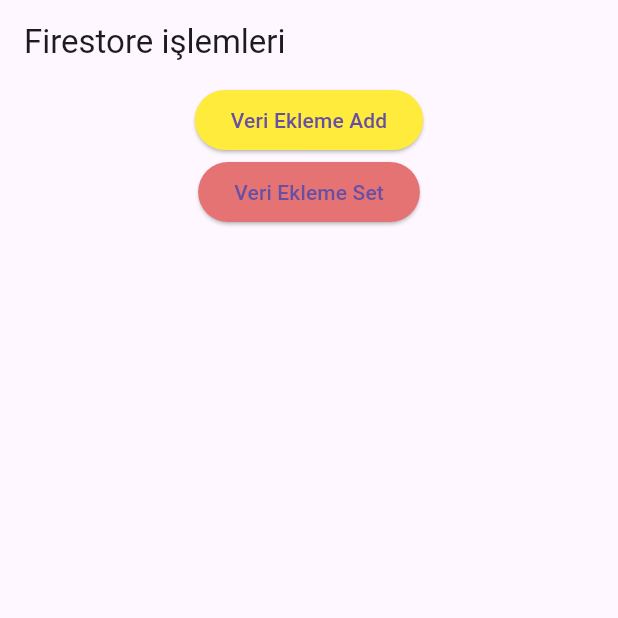
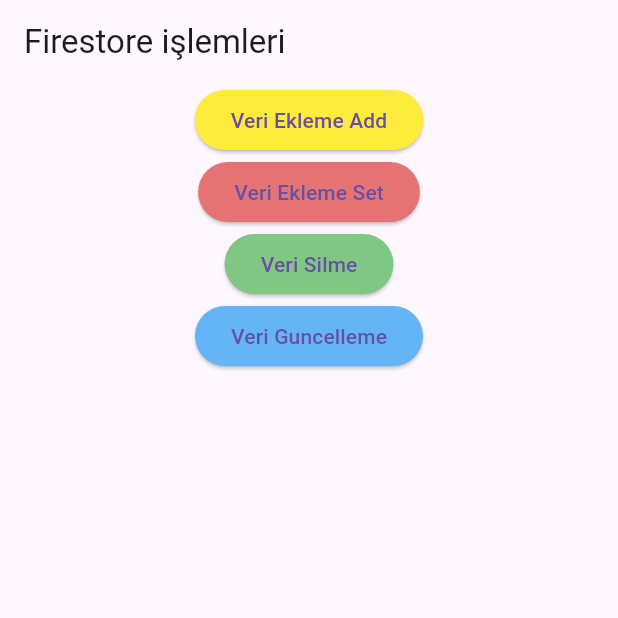
Before and after one commit to Cahidenuryalcin/fireabseDersleri, a Flutter app: the FirestoreDersleri screen opened directly, after a tap on "Veri Ekleme Set", on a phone screen of 412 x 824 dp, the top half of it. Run offline on Flutter 3.47's test engine with Material 3 defaults, Android fonts, the phone set to English and light mode, and no system bars; our stand-ins replace cloud_firestore, firebase_auth, firebase_core; accounts and stored records are empty.

Commit message:
30.05.24

```diff
--- a/lib/firestore_dersleri.dart
+++ b/lib/firestore_dersleri.dart
@@ -8,10 +8,12 @@ class FirestoreDersleri extends StatelessWidget {
 
   @override
   Widget build(BuildContext context) {
-
     // IDler
     debugPrint(_firestore.collection("users").id);
-    debugPrint(_firestore.collection("users").doc().id); // add ile bir şey değiştirildiğinde farklı farklı idler oalrak gelerek değişiyor, her çalıştığında
+    debugPrint(_firestore
+        .collection("users")
+        .doc()
+        .id); // add ile bir şey değiştirildiğinde farklı farklı idler oalrak gelerek değişiyor, her çalıştığında
 
     return Scaffold(
       appBar: AppBar(
@@ -28,7 +30,17 @@ class FirestoreDersleri extends StatelessWidget {
                 style: ElevatedButton.styleFrom(
                     backgroundColor: Colors.red.shade300),
                 onPressed: () => veriEklemeSet(),
-                child: Text("Veri Ekleme Set"))
+                child: Text("Veri Ekleme Set")),
+            ElevatedButton(
+                style: ElevatedButton.styleFrom(
+                    backgroundColor: Colors.green.shade300),
+                onPressed: () => veriSilme(),
+                child: Text("Veri Silme")),
+            ElevatedButton(
+                style: ElevatedButton.styleFrom(
+                    backgroundColor: Colors.blue.shade300),
+                onPressed: () => veriGuncelleme(),
+                child: Text("Veri Guncelleme")),
           ],
         ),
       ),
@@ -48,22 +60,22 @@ class FirestoreDersleri extends StatelessWidget {
   }
 
   veriEklemeSet() async {
+    // veritabanında da ID değerini tutabilmek için
+    var _yediDocId = _firestore.collection("users").doc().id;
+    await _firestore
+        .doc("users/$_yediDocId")
+        .set({"isim": "menes", "userID": _yediDocId});
 
+    Map<String, dynamic> _kullaniciyaBaskaOzellikEkleme =
+        Map<String, dynamic>();
+    _kullaniciyaBaskaOzellikEkleme["okul"] = "Bursa Uludag Universitesi";
+    _kullaniciyaBaskaOzellikEkleme["yas"] = FieldValue.increment(
+        1); // counter gibi çalışıyor. yas degerini alıcak +1 yaparak yerine koyacak
+    await _firestore
+        .doc("users/ixTTLxcObuTx4aPagpH0")
+        .set(_kullaniciyaBaskaOzellikEkleme, SetOptions(merge: true));
+  }
 
-    // veritabanında da ID değerini tutabilmek için
-    var _yediDocId= _firestore.collection("users").doc().id;
-    await _firestore.doc("users/$_yediDocId").set({
-      "isim": "menes",
-      "userID":_yediDocId
-
-    });
-
-
-
-
-     Map<String, dynamic> _kullaniciyaBaskaOzellikEkleme = Map<String, dynamic>();
-     _kullaniciyaBaskaOzellikEkleme["okul"]= "Bursa Uludag Universitesi";
-     _kullaniciyaBaskaOzellikEkleme["yas"]= FieldValue.increment(1); // counter gibi çalışıyor. yas degerini alıcak +1 yaparak yerine koyacak
-    await _firestore.doc("users/ixTTLxcObuTx4aPagpH0").set(_kullaniciyaBaskaOzellikEkleme,  SetOptions(merge: true));
-  }
+  veriSilme() async {}
+  veriGuncelleme() async {}
 }
```
